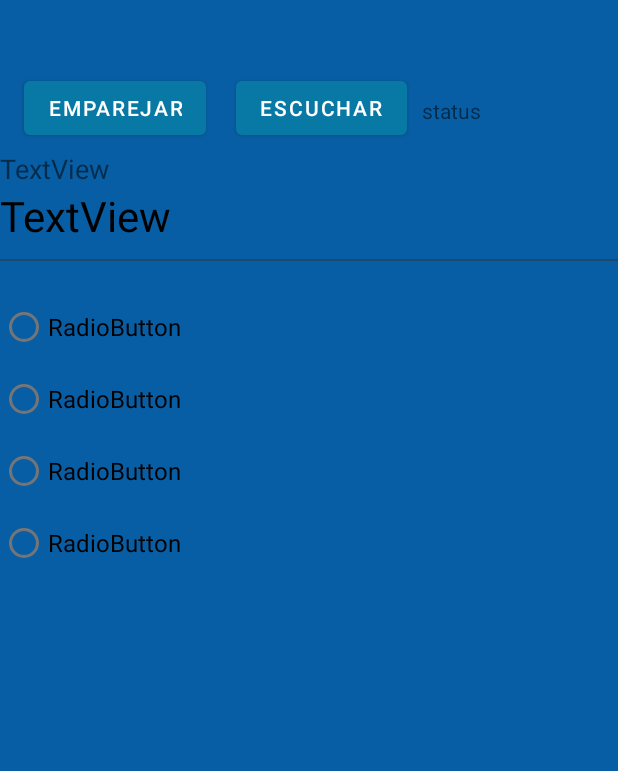
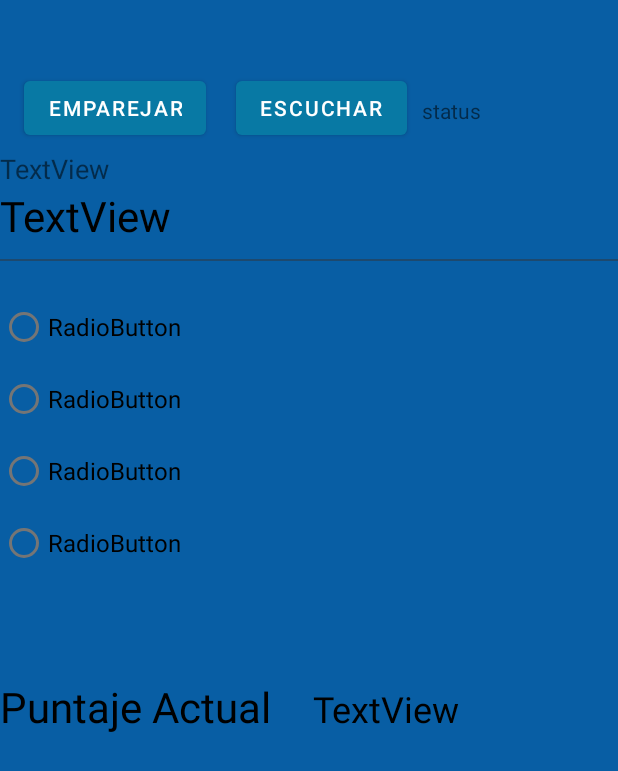
Before and after one commit to carlosjsu/GeographyPlay, an Android app: the layout activity_conexion.xml on its own in the app's theme, with its tools: preview values and no code run, on a phone screen of 412 x 824 dp. Shown: the top 771 px of the screen. Run offline under Robolectric (Android 15) with nearby library versions, the phone set to English and light mode, and no system bars; Roboto replaces fonts that are not available here.

Commit message:
Se ajusta el puntaje

```diff
--- a/app/src/main/res/layout/activity_conexion.xml
+++ b/app/src/main/res/layout/activity_conexion.xml
@@ -143,5 +143,28 @@
         app:layout_constraintStart_toStartOf="parent"
         app:layout_constraintTop_toTopOf="parent" />
 
+    <TextView
+        android:id="@+id/textPuntaje"
+        android:layout_width="wrap_content"
+        android:layout_height="wrap_content"
+        android:layout_marginTop="28dp"
+        android:text="Puntaje Actual"
+        android:textColor="@android:color/background_dark"
+        android:textSize="28sp"
+        app:layout_constraintTop_toBottomOf="@+id/lista"
+        tools:layout_editor_absoluteX="16dp" />
+
+    <TextView
+        android:id="@+id/puntaje"
+        android:layout_width="wrap_content"
+        android:layout_height="wrap_content"
+        android:layout_marginStart="28dp"
+        android:layout_marginTop="32dp"
+        android:text="TextView"
+        android:textColor="@android:color/background_dark"
+        android:textSize="24sp"
+        app:layout_constraintStart_toEndOf="@+id/textPuntaje"
+        app:layout_constraintTop_toBottomOf="@+id/lista" />
+
 
 </androidx.constraintlayout.widget.ConstraintLayout>
```
Also changed, not shown: app/src/main/java/com/udistrital/geographyplay/Conexion.java (+53 -12 lines).
